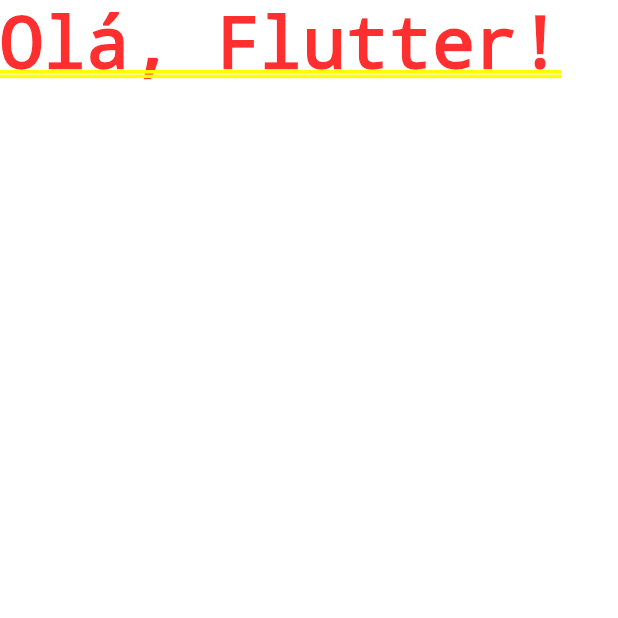
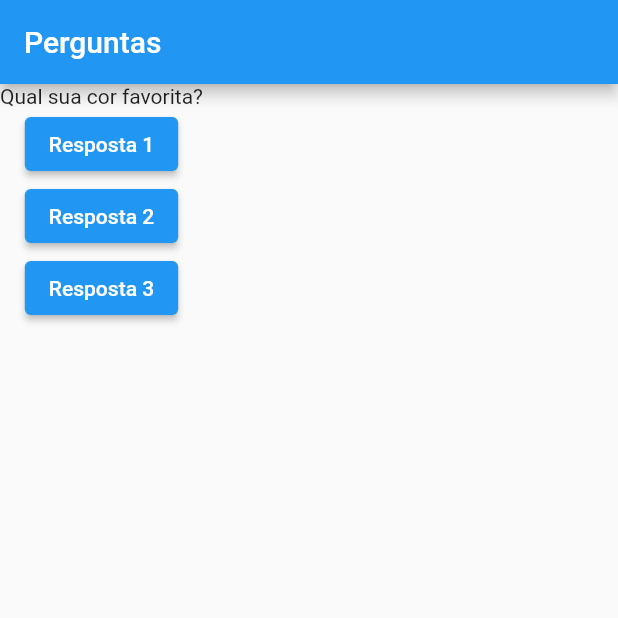
Before and after one commit to gbarth/projetoPerguntas, a Flutter app: the screen it shows after launch, on a phone screen of 412 x 824 dp, the top half of it. Run offline on Flutter 3.47's test engine with Material 2 defaults, Android fonts, the phone set to English and light mode, and no system bars.

Commit message:
Criação de botões de resposta

```diff
--- a/lib/main.dart
+++ b/lib/main.dart
@@ -1,15 +1,57 @@
 import 'package:flutter/material.dart';
+import './questao.dart';
 
 main(){
-  runApp(new PerguntaApp());
+  runApp(PerguntaApp());
 }
 
-class PerguntaApp extends StatelessWidget{
+class _PerguntaAppState extends State<PerguntaApp>{
+  var _perguntaSelecionada = 0;
+
+  void _responder(){
+    setState(() {
+      _perguntaSelecionada++;
+    });
+    print(_perguntaSelecionada);
+  }
 
   @override
   Widget build(BuildContext context){
+    final perguntas = [
+      'Qual sua cor favorita?',
+      'Qual seu animal favorito?',
+    ];
+
     return MaterialApp(
-      home: Text('Olá, Flutter!'),
-    );
+      home: Scaffold(
+        appBar: AppBar(
+          title: const Text('Perguntas'),
+          ),
+          body: Column(
+            children: [
+              Questao(perguntas[_perguntaSelecionada]),
+              ElevatedButton(
+                child: const Text('Resposta 1'),
+                onPressed: _responder,
+              ),
+              ElevatedButton(
+                child: const Text('Resposta 2'),
+                onPressed: _responder,
+              ),
+              ElevatedButton(
+                child: const Text('Resposta 3'),
+                onPressed: _responder,
+              ),
+            ],
+          ),
+        ),
+      );
   }
 }
+
+class PerguntaApp extends StatefulWidget{
+  @override
+  State<StatefulWidget> createState() {
+    return _PerguntaAppState();
+  }
+}
--- /dev/null
+++ b/lib/questao.dart
@@ -0,0 +1,13 @@
+import 'package:flutter/material.dart';
+
+class Questao extends StatelessWidget {
+
+  final String texto;
+
+  Questao(this.texto);
+
+  @override
+  Widget build(BuildContext context) {
+    return Text(texto);
+  }
+}
```
